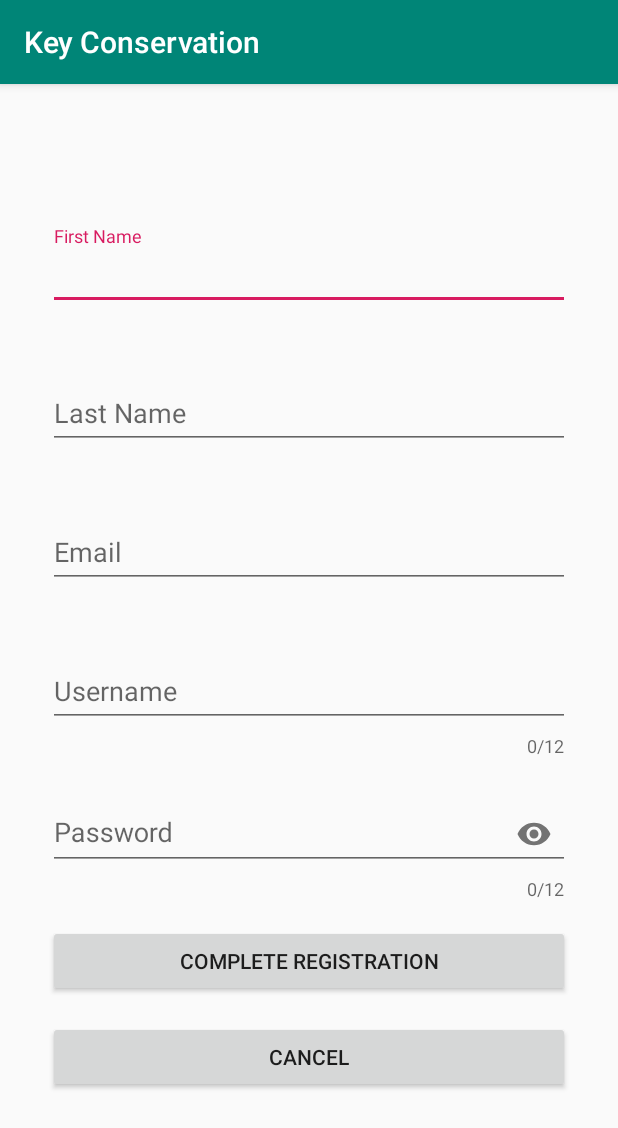
After one commit to albert-yakubov/key-conservation-mobile, an Android app: the RegisterActivity screen opened directly, with no data from a screen before it, on a phone screen of 412 x 824 dp. The commit adds this screen. Shown: the top 1128 px of the screen. Run offline under Robolectric (Android 15) with nearby library versions, the phone set to English and light mode, and no system bars.

Commit message:
register new user
able to register suporter with basic info
using the same tables for buth conservationist and user ,

```diff
--- a/front end/Key Conservation/app/src/main/AndroidManifest.xml
+++ b/front end/Key Conservation/app/src/main/AndroidManifest.xml
@@ -11,15 +11,14 @@
         android:roundIcon="@mipmap/ic_launcher_round"
         android:supportsRtl="true"
         android:theme="@style/AppTheme">
-        <activity android:name=".LoginActivity"></activity>
-
+        <activity android:name=".RegisterActivity"></activity>
+        <activity android:name=".LoginActivity" />
         <activity android:name=".LoginScreenActivity" />
         <activity android:name=".SplashActivity">
             <intent-filter>
                 <action android:name="android.intent.action.MAIN" />
 
                 <category android:name="android.intent.category.LAUNCHER" />
-
             </intent-filter>
         </activity>
         <activity android:name=".MainActivity" />
--- a/front end/Key Conservation/app/src/main/java/com/stepasha/keyconservation/LoginActivity.kt
+++ b/front end/Key Conservation/app/src/main/java/com/stepasha/keyconservation/LoginActivity.kt
@@ -21,6 +21,11 @@
         btn_login.setOnClickListener {
             login()
         }
+        btn_register.setOnClickListener {
+            val intent = Intent(this@LoginActivity, RegisterActivity::class.java)
+            startActivity(intent)
+
+        }
 
     }
 
--- /dev/null
+++ b/front end/Key Conservation/app/src/main/java/com/stepasha/keyconservation/model/RegisterResponse.kt
@@ -0,0 +1,3 @@
+package com.stepasha.keyconservation.model
+
+data class RegisterResponse (val error: Boolean, val message: String, val token: String, val userId: Int)
--- /dev/null
+++ b/front end/Key Conservation/app/src/main/res/layout/activity_register.xml
@@ -0,0 +1,131 @@
+<?xml version="1.0" encoding="utf-8"?>
+<androidx.constraintlayout.widget.ConstraintLayout xmlns:android="http://schemas.android.com/apk/res/android"
+    xmlns:app="http://schemas.android.com/apk/res-auto"
+    xmlns:tools="http://schemas.android.com/tools"
+    android:layout_width="match_parent"
+    android:layout_height="match_parent"
+    android:padding="16dp"
+    tools:context=".RegisterActivity">
+
+    <com.google.android.material.textfield.TextInputLayout
+        android:id="@+id/text_input_first_name_register"
+        app:boxBackgroundColor="@color/design_default_color_background"
+        app:errorEnabled="true"
+        android:layout_margin="16dp"
+        app:layout_constraintLeft_toLeftOf="parent"
+        app:layout_constraintRight_toRightOf="parent"
+        app:layout_constraintTop_toTopOf="parent"
+        app:layout_constraintBottom_toBottomOf="parent"
+        app:layout_constraintVertical_bias=".1"
+        android:layout_width="match_parent"
+        android:layout_height="wrap_content">
+
+        <com.google.android.material.textfield.TextInputEditText
+            android:hint="First Name"
+            android:inputType="text"
+            android:layout_width="match_parent"
+            android:layout_height="wrap_content"/>
+
+    </com.google.android.material.textfield.TextInputLayout>
+
+    <com.google.android.material.textfield.TextInputLayout
+        android:id="@+id/text_input_last_name_register"
+        app:boxBackgroundColor="@color/design_default_color_background"
+        app:layout_constraintLeft_toLeftOf="parent"
+        app:layout_constraintRight_toRightOf="parent"
+        app:layout_constraintTop_toBottomOf="@id/text_input_first_name_register"
+        app:errorEnabled="true"
+        android:layout_margin="16dp"
+        android:layout_width="match_parent"
+        android:layout_height="wrap_content">
+
+        <com.google.android.material.textfield.TextInputEditText
+            android:hint="Last Name"
+            android:inputType="text"
+            android:layout_width="match_parent"
+            android:layout_height="wrap_content"/>
+
+    </com.google.android.material.textfield.TextInputLayout>
+
+    <com.google.android.material.textfield.TextInputLayout
+        android:id="@+id/text_input_email_register"
+        app:boxBackgroundColor="@color/design_default_color_background"
+        app:layout_constraintLeft_toLeftOf="parent"
+        app:layout_constraintRight_toRightOf="parent"
+        app:layout_constraintTop_toBottomOf="@id/text_input_last_name_register"
+        app:errorEnabled="true"
+        android:layout_margin="16dp"
+        android:layout_width="match_parent"
+        android:layout_height="wrap_content">
+
+        <com.google.android.material.textfield.TextInputEditText
+            android:hint="Email"
+            android:inputType="textEmailAddress"
+            android:layout_width="match_parent"
+            android:layout_height="wrap_content"/>
+
+    </com.google.android.material.textfield.TextInputLayout>
+
+    <com.google.android.material.textfield.TextInputLayout
+        android:id="@+id/text_input_username_register"
+        app:boxBackgroundColor="@color/design_default_color_background"
+        app:layout_constraintLeft_toLeftOf="parent"
+        app:layout_constraintRight_toRightOf="parent"
+        app:layout_constraintTop_toBottomOf="@id/text_input_email_register"
+        app:errorEnabled="true"
+        app:counterEnabled="true"
+        app:counterMaxLength="12"
+        android:layout_margin="16dp"
+        android:layout_width="match_parent"
+        android:layout_height="wrap_content">
+
+        <com.google.android.material.textfield.TextInputEditText
+            android:hint="Username"
+            android:inputType="text"
+            android:layout_width="match_parent"
+            android:layout_height="wrap_content"/>
+
+    </com.google.android.material.textfield.TextInputLayout>
+
+
+
+    <com.google.android.material.textfield.TextInputLayout
+        android:id="@+id/text_input_password_register"
+        app:boxBackgroundColor="@color/design_default_color_background"
+        app:passwordToggleEnabled="true"
+        app:layout_constraintLeft_toLeftOf="parent"
+        app:layout_constraintRight_toRightOf="parent"
+        app:layout_constraintTop_toBottomOf="@id/text_input_username_register"
+        app:errorEnabled="true"
+        app:counterEnabled="true"
+        app:counterMaxLength="12"
+        android:layout_margin="16dp"
+        android:layout_width="match_parent"
+        android:layout_height="wrap_content">
+
+        <com.google.android.material.textfield.TextInputEditText
+            android:hint="Password"
+
+            android:inputType="textPassword"
+            android:layout_width="match_parent"
+            android:layout_height="wrap_content"/>
+
+    </com.google.android.material.textfield.TextInputLayout>
+
+    <Button
+        android:id="@+id/btn_register_create"
+        android:text="Complete Registration"
+        app:layout_constraintTop_toBottomOf="@id/text_input_password_register"
+        android:layout_margin="16dp"
+        android:layout_width="match_parent"
+        android:layout_height="wrap_content"/>
+
+    <Button
+        android:id="@+id/btn_cancel_registration"
+        app:layout_constraintTop_toBottomOf="@id/btn_register_create"
+        android:layout_margin="16dp"
+        android:text="Cancel"
+        android:layout_width="match_parent"
+        android:layout_height="wrap_content"/>
+
+</androidx.constraintlayout.widget.ConstraintLayout>
```
Also changed, not shown: front end/Key Conservation/app/src/main/java/com/stepasha/keyconservation/RegisterActivity.kt (added, +191 -0 lines), front end/Key Conservation/app/src/main/java/com/stepasha/keyconservation/model/NewUser.kt (added, +18 -0 lines), front end/Key Conservation/app/src/main/java/com/stepasha/keyconservation/retrofit/LoginServiceSql.kt (+9 -0 lines).
